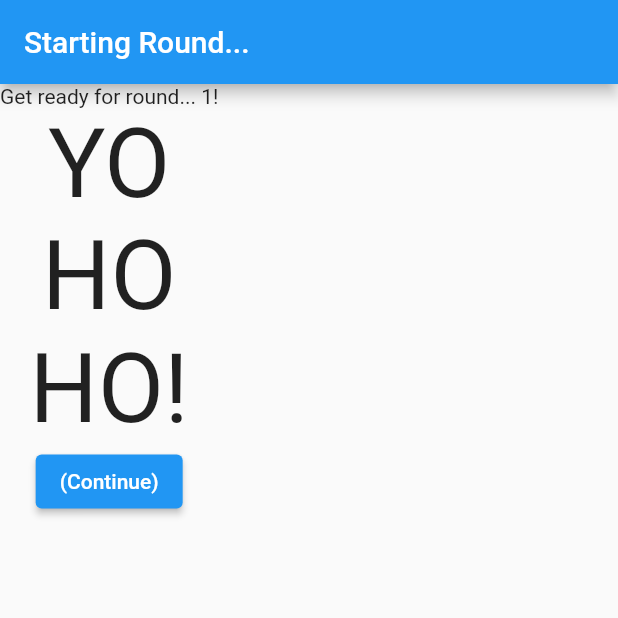
After one commit to samlhunter/Skull-King-Scorekeeper, a Flutter app: the screen it shows after launch, after a tap on "Create New Game", after a tap on "Arrg!", on a phone screen of 412 x 824 dp, the top half of it. The commit adds this screen. Run offline on Flutter 3.47's test engine with Material 2 defaults, Android fonts, the phone set to English and light mode, and no system bars.

Commit message:
Add page placeholders

```diff
--- a/lib/main.dart
+++ b/lib/main.dart
@@ -1,4 +1,5 @@
 import 'package:flutter/material.dart';
+import 'package:skull_king_scorekeeper/views/initialScreen.view.dart';
 
 void main() {
   runApp(const MyApp());
@@ -11,7 +12,7 @@ class MyApp extends StatelessWidget {
   @override
   Widget build(BuildContext context) {
     return MaterialApp(
-      title: 'Flutter Demo',
+      title: 'Skull King Scorekeeper',
       theme: ThemeData(
         // This is the theme of your application.
         //
@@ -24,13 +25,14 @@ class MyApp extends StatelessWidget {
         // is not restarted.
         primarySwatch: Colors.blue,
       ),
-      home: const MyHomePage(title: 'Flutter Demo Home Page'),
+      home: InitialScreenView(),
     );
   }
 }
 
+/*
 class MyHomePage extends StatefulWidget {
-  const MyHomePage({super.key, required this.title});
+  // const MyHomePage({super.key, required this.title});
 
   // This widget is the home page of your application. It is stateful, meaning
   // that it has a State object (defined below) that contains fields that affect
@@ -41,10 +43,10 @@ class MyHomePage extends StatefulWidget {
   // used by the build method of the State. Fields in a Widget subclass are
   // always marked "final".
 
-  final String title;
+  //final String title;
 
   @override
-  State<MyHomePage> createState() => _MyHomePageState();
+  State<InitialScreenView> createState() => InitialScreenView();
 }
 
 class _MyHomePageState extends State<MyHomePage> {
@@ -113,3 +115,4 @@ class _MyHomePageState extends State<MyHomePage> {
     );
   }
 }
+*/
--- /dev/null
+++ b/lib/views/betting.view.dart
@@ -0,0 +1,32 @@
+import 'package:flutter/material.dart';
+import 'package:skull_king_scorekeeper/views/enterResults.view.dart';
+
+class BettingView extends StatefulWidget {
+  @override
+  _BettingViewState createState() => _BettingViewState();
+}
+
+class _BettingViewState extends State<BettingView> {
+  @override
+  Widget build(BuildContext context) {
+    return MaterialApp(
+      home: Scaffold(
+        appBar: AppBar(title: Text('Betting')),
+        body: Container(
+            child: Column(
+          children: [
+            Text('Place Yer Bets'),
+            ElevatedButton(
+                onPressed: () {
+                  Navigator.pop(context);
+                  Navigator.push(context, MaterialPageRoute(builder: (context) {
+                    return EnterResultsView();
+                  }));
+                },
+                child: Text('Submit Bets'))
+          ],
+        )),
+      ),
+    );
+  }
+}
--- /dev/null
+++ b/lib/views/createGame.view.dart
@@ -0,0 +1,32 @@
+import 'package:flutter/material.dart';
+import 'package:skull_king_scorekeeper/views/startingRound.view.dart';
+
+class CreateGameView extends StatefulWidget {
+  @override
+  _CreateGameViewState createState() => _CreateGameViewState();
+}
+
+class _CreateGameViewState extends State<CreateGameView> {
+  @override
+  Widget build(BuildContext context) {
+    return MaterialApp(
+      home: Scaffold(
+        appBar: AppBar(title: Text('Create Game')),
+        body: Container(
+            child: Column(
+          children: [
+            Text('Add Yer Pirates!'),
+            ElevatedButton(
+                onPressed: () {
+                  Navigator.pop(context);
+                  Navigator.push(context, MaterialPageRoute(builder: (context) {
+                    return StartingRoundView();
+                  }));
+                },
+                child: Text('Arrg!'))
+          ],
+        )),
+      ),
+    );
+  }
+}
--- /dev/null
+++ b/lib/views/endOfRound.view.dart
@@ -0,0 +1,37 @@
+import 'package:flutter/material.dart';
+import 'package:skull_king_scorekeeper/views/startingRound.view.dart';
+
+class EndOfRoundView extends StatefulWidget {
+  @override
+  _EndOfRoundViewState createState() => _EndOfRoundViewState();
+}
+
+class _EndOfRoundViewState extends State<EndOfRoundView> {
+  @override
+  Widget build(BuildContext context) {
+    return MaterialApp(
+      home: Scaffold(
+        appBar: AppBar(title: Text('End of Round/Bonuses')),
+        body: Container(
+            child: Column(
+          children: [
+            Text('Round 1 Results'),
+            OutlinedButton(onPressed: null, child: Text('+10')),
+            OutlinedButton(onPressed: null, child: Text('+20')),
+            OutlinedButton(onPressed: null, child: Text('Mermaid +20')),
+            OutlinedButton(onPressed: null, child: Text('Pirate +30')),
+            OutlinedButton(onPressed: null, child: Text('Skull King +50')),
+            ElevatedButton(
+                onPressed: () {
+                  Navigator.pop(context);
+                  Navigator.push(context, MaterialPageRoute(builder: (context) {
+                    return StartingRoundView();
+                  }));
+                },
+                child: Text('Next Round!')),
+          ],
+        )),
+      ),
+    );
+  }
+}
--- /dev/null
+++ b/lib/views/enterResults.view.dart
@@ -0,0 +1,32 @@
+import 'package:flutter/material.dart';
+import 'package:skull_king_scorekeeper/views/endOfRound.view.dart';
+
+class EnterResultsView extends StatefulWidget {
+  @override
+  _EnterResultsViewState createState() => _EnterResultsViewState();
+}
+
+class _EnterResultsViewState extends State<EnterResultsView> {
+  @override
+  Widget build(BuildContext context) {
+    return MaterialApp(
+      home: Scaffold(
+        appBar: AppBar(title: Text('Enter Results')),
+        body: Container(
+            child: Column(
+          children: [
+            Text('How\'d you do?'),
+            ElevatedButton(
+                onPressed: () {
+                  Navigator.pop(context);
+                  Navigator.push(context, MaterialPageRoute(builder: (context) {
+                    return EndOfRoundView();
+                  }));
+                },
+                child: Text('Round Results'))
+          ],
+        )),
+      ),
+    );
+  }
+}
--- /dev/null
+++ b/lib/views/extraPanePages/cheatSheet.view.dart
@@ -0,0 +1,21 @@
+import 'package:flutter/material.dart';
+
+class CheatSheetView extends StatefulWidget {
+  @override
+  _CheatSheetViewState createState() => _CheatSheetViewState();
+}
+
+class _CheatSheetViewState extends State<CheatSheetView> {
+  @override
+  Widget build(BuildContext context) {
+    return MaterialApp(
+      home: Scaffold(
+        appBar: AppBar(title: Text('Cheat Sheet')),
+        body: Container(
+            child: Column(
+          children: [Text('Cheat Sheet')],
+        )),
+      ),
+    );
+  }
+}
--- /dev/null
+++ b/lib/views/extraPanePages/previousRounds.view.dart
@@ -0,0 +1,21 @@
+import 'package:flutter/material.dart';
+
+class PreviousRoundsView extends StatefulWidget {
+  @override
+  _PreviousRoundsViewState createState() => _PreviousRoundsViewState();
+}
+
+class _PreviousRoundsViewState extends State<PreviousRoundsView> {
+  @override
+  Widget build(BuildContext context) {
+    return MaterialApp(
+      home: Scaffold(
+        appBar: AppBar(title: Text('Previous Rounds')),
+        body: Container(
+            child: Column(
+          children: [Text('Previous Rounds')],
+        )),
+      ),
+    );
+  }
+}
--- /dev/null
+++ b/lib/views/extraPanePages/rules.view.dart
@@ -0,0 +1,21 @@
+import 'package:flutter/material.dart';
+
+class RulesView extends StatefulWidget {
+  @override
+  _RulesViewState createState() => _RulesViewState();
+}
+
+class _RulesViewState extends State<RulesView> {
+  @override
+  Widget build(BuildContext context) {
+    return MaterialApp(
+      home: Scaffold(
+        appBar: AppBar(title: Text('Rules')),
+        body: Container(
+            child: Column(
+          children: [Text('Rules')],
+        )),
+      ),
+    );
+  }
+}
--- /dev/null
+++ b/lib/views/extraPanePages/settings.view.dart
@@ -0,0 +1,21 @@
+import 'package:flutter/material.dart';
+
+class SettingsView extends StatefulWidget {
+  @override
+  _SettingsViewState createState() => _SettingsViewState();
+}
+
+class _SettingsViewState extends State<SettingsView> {
+  @override
+  Widget build(BuildContext context) {
+    return MaterialApp(
+      home: Scaffold(
+        appBar: AppBar(title: Text('Settings')),
+        body: Container(
+            child: Column(
+          children: [Text('Settings View')],
+        )),
+      ),
+    );
+  }
+}
--- /dev/null
+++ b/lib/views/initialScreen.view.dart
@@ -0,0 +1,34 @@
+import 'package:flutter/material.dart';
+import 'package:skull_king_scorekeeper/views/createGame.view.dart';
+
+class InitialScreenView extends StatefulWidget {
+  @override
+  _InitialScreenViewState createState() => _InitialScreenViewState();
+}
+
+class _InitialScreenViewState extends State<InitialScreenView> {
+  @override
+  Widget build(BuildContext context) {
+    return MaterialApp(
+      home: Scaffold(
+        appBar: AppBar(title: Text('Start')),
+        body: Container(
+            child: Column(
+          children: [
+            Text('Welcome to Skull King Scorekeeper!'),
+            Text('Here you can create a new game!'),
+            ElevatedButton(
+                onPressed: () {
+                  Navigator.pop(context);
+                  Navigator.push(context, MaterialPageRoute(builder: (context) {
+                    return CreateGameView();
+                  }));
+                },
+                child: Text('Create New Game')),
+            OutlinedButton(onPressed: null, child: Text('Continue Previous Game')), // null onPressed == disabled button
+          ],
+        )),
+      ),
+    );
+  }
+}
--- /dev/null
+++ b/lib/views/startingRound.view.dart
@@ -0,0 +1,45 @@
+import 'package:flutter/material.dart';
+import 'package:skull_king_scorekeeper/views/betting.view.dart';
+
+class StartingRoundView extends StatefulWidget {
+  @override
+  _StartingRoundViewState createState() => _StartingRoundViewState();
+}
+
+class _StartingRoundViewState extends State<StartingRoundView> {
+  @override
+  Widget build(BuildContext context) {
+    return MaterialApp(
+      home: Scaffold(
+        appBar: AppBar(title: Text('Starting Round...')),
+        body: Container(
+            child: Column(
+          children: [
+            Text('Get ready for round... 1!'),
+            Text(
+              'YO',
+              style: TextStyle(fontSize: 64),
+            ),
+            Text(
+              'HO',
+              style: TextStyle(fontSize: 64),
+            ),
+            Text(
+              'HO!',
+              style: TextStyle(fontSize: 64),
+            ),
+            // TODO: later we will have an animation here for the countdown, but for right now just click button
+            ElevatedButton(
+                onPressed: () {
+                  Navigator.pop(context);
+                  Navigator.push(context, MaterialPageRoute(builder: (context) {
+                    return BettingView();
+                  }));
+                },
+                child: Text('(Continue)'))
+          ],
+        )),
+      ),
+    );
+  }
+}
```
